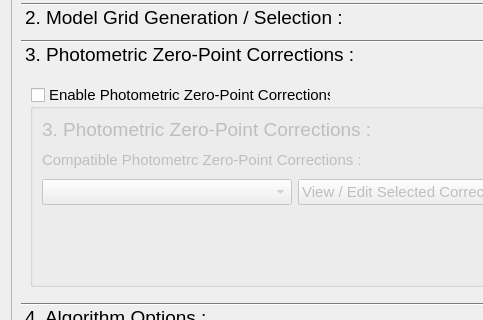
The window that PhzQtUI/auxdir/PhzQtUI/FormAnalysis.ui (astrorama/Phosphoros) describes before a commit, drawn with Qt 5; both pictures show x 0 to 483 and y 464 to 784 of the 1091 by 883 pixel window.
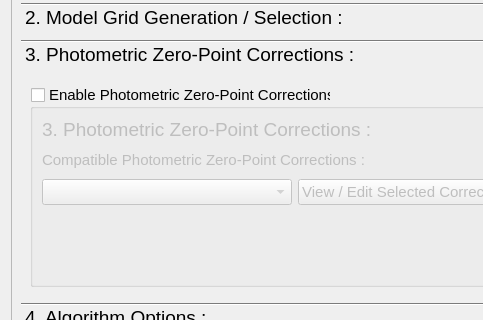
The same window after the commit. The open tabs and pages were chosen to show the change.

What changed in the file:
```diff
--- a/PhzQtUI/auxdir/PhzQtUI/FormAnalysis.ui
+++ b/PhzQtUI/auxdir/PhzQtUI/FormAnalysis.ui
@@ -69,8 +69,8 @@
        <rect>
         <x>0</x>
         <y>0</y>
-        <width>1069</width>
-        <height>780</height>
+        <width>1071</width>
+        <height>774</height>
        </rect>
       </property>
       <layout class="QVBoxLayout" name="verticalLayout_9">
@@ -375,8 +375,8 @@
            <rect>
             <x>0</x>
             <y>0</y>
-            <width>583</width>
-            <height>160</height>
+            <width>1053</width>
+            <height>206</height>
            </rect>
           </property>
           <attribute name="label">
@@ -423,7 +423,7 @@
                 <item>
                  <widget class="QLabel" name="label_28">
                   <property name="text">
-                   <string>Compatible Photometrc Zero-Point Corrections :</string>
+                   <string>Compatible Photometric Zero-Point Corrections :</string>
                   </property>
                  </widget>
                 </item>
```
Left out of the diff: 12 changed lines with no effect on the pictures.
